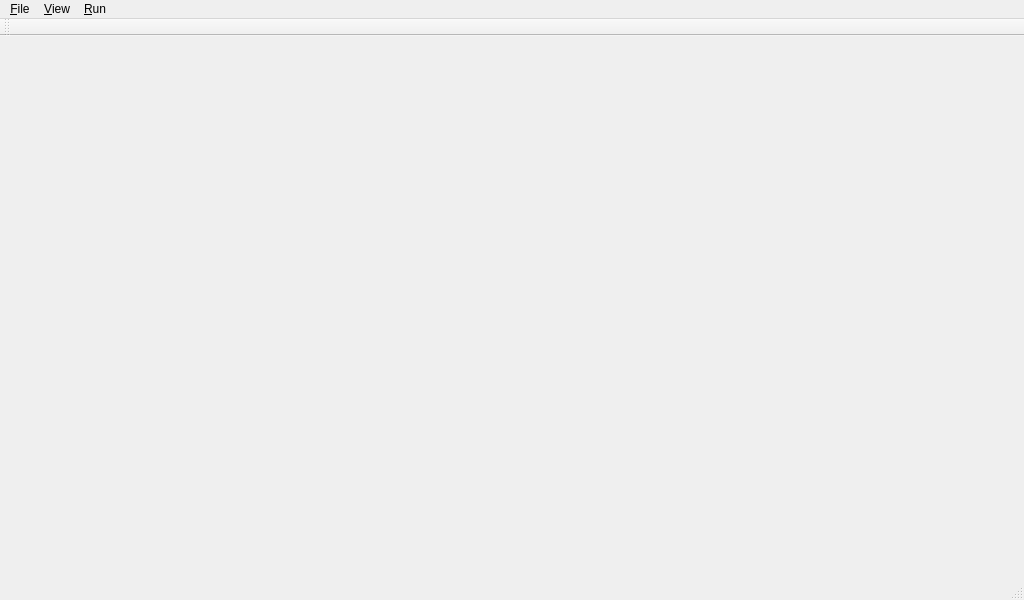
The window that packages/xApplications/cobotsys_app/src/main_window_widget.ui (Chunting/UrRobotControllerInTCP) describes before a commit, drawn with Qt 5.
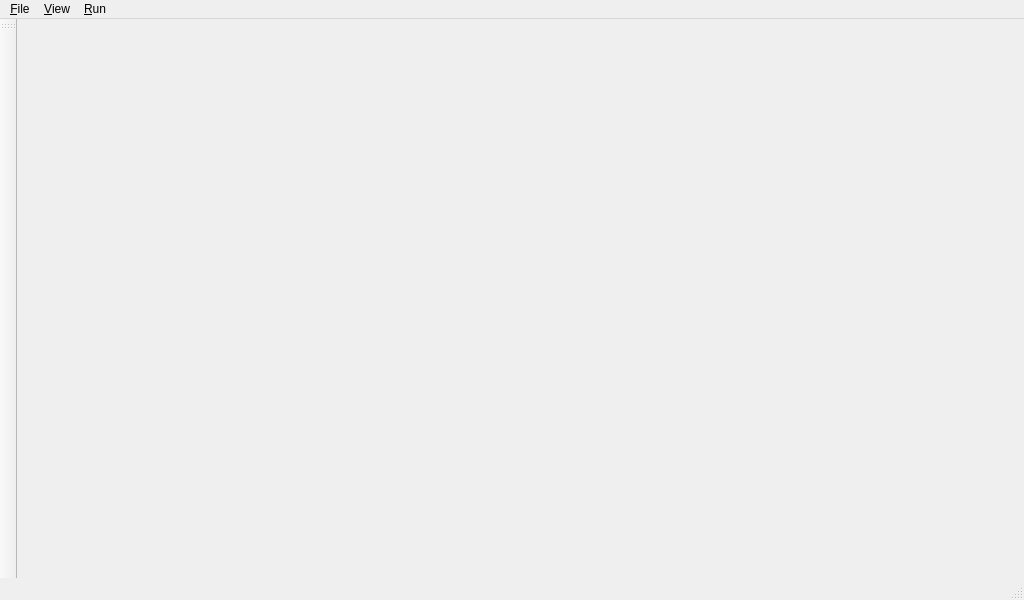
The same window after the commit. Icons and pictures are not drawn.

Commit message: relocate tool bar position

Patch:
```diff
--- a/packages/xApplications/cobotsys_app/src/main_window_widget.ui
+++ b/packages/xApplications/cobotsys_app/src/main_window_widget.ui
@@ -60,7 +60,7 @@
     </size>
    </property>
    <attribute name="toolBarArea">
-    <enum>TopToolBarArea</enum>
+    <enum>LeftToolBarArea</enum>
    </attribute>
    <attribute name="toolBarBreak">
     <bool>false</bool>
```
